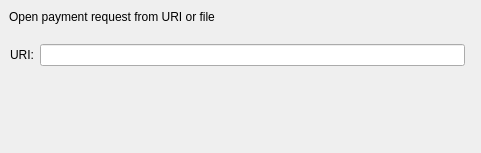
The window that src/qt/forms/openuridialog.ui (FantasyGold/FantasyGold-Core) describes before a commit, drawn with Qt 5.
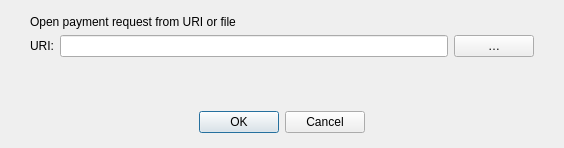
The same window after the commit. Custom widgets are drawn as their Qt base class.

```diff
--- a/src/qt/forms/openuridialog.ui
+++ b/src/qt/forms/openuridialog.ui
@@ -6,44 +6,53 @@
    <rect>
     <x>0</x>
     <y>0</y>
-    <width>481</width>
-    <height>153</height>
+    <width>564</width>
+    <height>148</height>
    </rect>
   </property>
   <property name="windowTitle">
    <string>Open URI</string>
   </property>
+  <layout class="QVBoxLayout" name="verticalLayout">
+   <property name="leftMargin">
+    <number>0</number>
+   </property>
+   <property name="topMargin">
+    <number>15</number>
+   </property>
+   <property name="rightMargin">
+    <number>0</number>
+   </property>
+   <property name="bottomMargin">
+    <number>0</number>
+   </property>
+   <item>
+    <layout class="QHBoxLayout" name="horizontalLayout_3">
+     <property name="leftMargin">
+      <number>30</number>
+     </property>
+     <property name="rightMargin">
+      <number>30</number>
+     </property>
+     <item>
   <widget class="QLabel" name="label_2">
-   <property name="geometry">
-    <rect>
-     <x>9</x>
-     <y>9</y>
-     <width>241</width>
-     <height>16</height>
-    </rect>
-   </property>
    <property name="text">
     <string>Open payment request from URI or file</string>
    </property>
   </widget>
-  <widget class="QWidget" name="layoutWidget">
-   <property name="geometry">
-    <rect>
-     <x>10</x>
-     <y>40</y>
-     <width>461</width>
-     <height>31</height>
-    </rect>
-   </property>
+     </item>
+    </layout>
+   </item>
+   <item>
    <layout class="QHBoxLayout" name="horizontalLayout">
+     <property name="leftMargin">
+      <number>30</number>
+     </property>
+     <property name="rightMargin">
+      <number>30</number>
+     </property>
     <item>
      <widget class="QLabel" name="label">
-      <property name="sizePolicy">
-       <sizepolicy hsizetype="Minimum" vsizetype="Fixed">
-        <horstretch>0</horstretch>
-        <verstretch>0</verstretch>
-       </sizepolicy>
-      </property>
       <property name="text">
        <string>URI:</string>
       </property>
@@ -53,90 +62,67 @@
      <widget class="QValidatedLineEdit" name="uriEdit"/>
     </item>
     <item>
-     <widget class="QtMaterialFlatButton" name="selectFileButton" native="true">
-      <property name="sizePolicy">
-       <sizepolicy hsizetype="Minimum" vsizetype="Fixed">
-        <horstretch>0</horstretch>
-        <verstretch>0</verstretch>
-       </sizepolicy>
-      </property>
+      <widget class="QPushButton" name="selectFileButton">
       <property name="toolTip">
        <string>Select payment request file</string>
       </property>
-      <property name="text" stdset="0">
-       <string notr="true">...</string>
-      </property>
-      <property name="autoDefault" stdset="0">
+       <property name="text">
+        <string notr="true">…</string>
+       </property>
+       <property name="autoDefault">
        <bool>false</bool>
       </property>
      </widget>
     </item>
    </layout>
-  </widget>
-  <widget class="QWidget" name="horizontalLayoutWidget">
-   <property name="geometry">
-    <rect>
-     <x>10</x>
-     <y>100</y>
-     <width>461</width>
-     <height>29</height>
-    </rect>
-   </property>
-   <layout class="QHBoxLayout" name="horizontalLayout_2">
+   </item>
     <item>
-     <spacer name="horizontalSpacer">
+    <spacer name="verticalSpacer">
       <property name="orientation">
-       <enum>Qt::Horizontal</enum>
+      <enum>Qt::Vertical</enum>
       </property>
       <property name="sizeHint" stdset="0">
        <size>
-        <width>40</width>
-        <height>20</height>
+       <width>20</width>
+       <height>40</height>
        </size>
       </property>
      </spacer>
     </item>
     <item>
-     <widget class="QtMaterialFlatButton" name="acceptButton" native="true">
-      <property name="sizePolicy">
-       <sizepolicy hsizetype="Minimum" vsizetype="Fixed">
-        <horstretch>0</horstretch>
-        <verstretch>0</verstretch>
-       </sizepolicy>
+    <widget class="QWidget" name="buttonsContainerWhite" native="true">
+     <layout class="QHBoxLayout" name="horizontalLayout_2">
+      <property name="leftMargin">
+       <number>30</number>
       </property>
-      <property name="toolTip">
-       <string>Try to manually submit a Obfuscation request.</string>
+      <property name="topMargin">
+       <number>15</number>
       </property>
-      <property name="text" stdset="0">
-       <string>OK</string>
+      <property name="rightMargin">
+       <number>30</number>
       </property>
-     </widget>
-    </item>
+      <property name="bottomMargin">
+       <number>15</number>
+      </property>
     <item>
-     <widget class="QtMaterialFlatButton" name="cancelButton" native="true">
-      <property name="sizePolicy">
-       <sizepolicy hsizetype="Minimum" vsizetype="Fixed">
-        <horstretch>0</horstretch>
-        <verstretch>0</verstretch>
-       </sizepolicy>
-      </property>
-      <property name="toolTip">
-       <string>Try to manually submit a Obfuscation request.</string>
-      </property>
-      <property name="text" stdset="0">
-       <string>Cancel</string>
+       <widget class="QDialogButtonBox" name="buttonBox">
+        <property name="orientation">
+         <enum>Qt::Horizontal</enum>
+        </property>
+        <property name="standardButtons">
+         <set>QDialogButtonBox::Cancel|QDialogButtonBox::Ok</set>
+        </property>
+        <property name="centerButtons">
+         <bool>true</bool>
       </property>
      </widget>
     </item>
    </layout>
   </widget>
+   </item>
+  </layout>
  </widget>
  <customwidgets>
-  <customwidget>
-   <class>QtMaterialFlatButton</class>
-   <extends>QWidget</extends>
-   <header>qtmaterialflatbutton.h</header>
-  </customwidget>
   <customwidget>
    <class>QValidatedLineEdit</class>
    <extends>QLineEdit</extends>
```
Left out of the diff: 37 changed lines with no effect on the pictures. Lines whose indentation alone changed are shown as unchanged.
